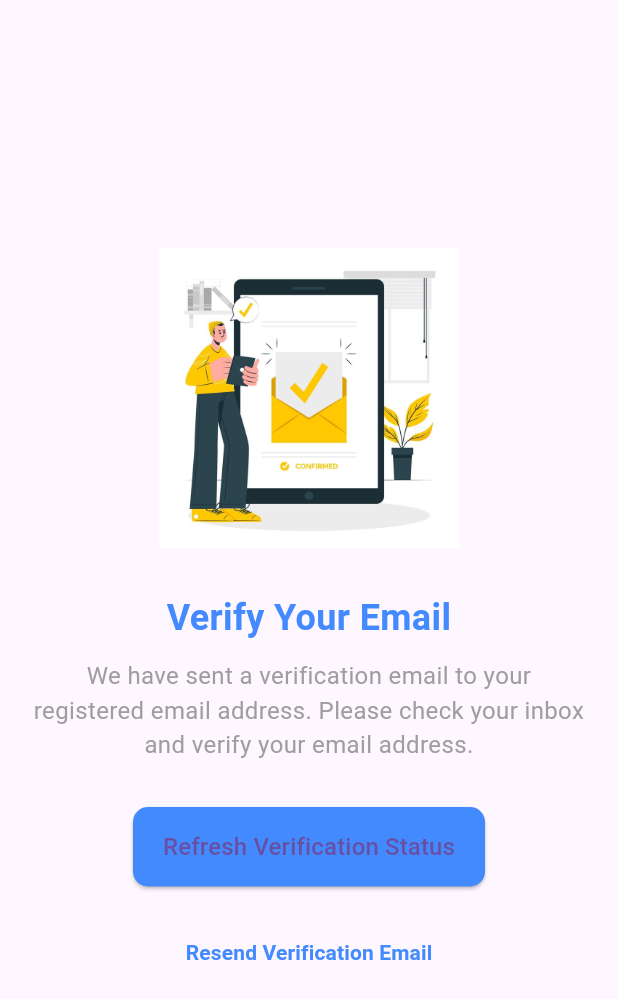
After one commit to xeek-yousafzai7/Watchful_Eye-Google_SC, a Flutter app: the VerifyEmailScreen screen opened by its route, on a phone screen of 412 x 824 dp. The commit adds this screen. Shown: the top 999 px of the screen. Run offline on Flutter 3.47's test engine with Material 3 defaults, Android fonts, the phone set to English and light mode, and no system bars; our stand-ins replace cloud_firestore, device_info_plus, firebase_auth, firebase_core, font_awesome_flutter, geolocator and 1 more; accounts and stored records are empty.

Commit message:
Add route names for navigation in screens and update AndroidManifest.xml

```diff
--- a/lib/all_childs_screen.dart
+++ b/lib/all_childs_screen.dart
@@ -7,6 +7,8 @@ import 'package:watchful_eye/extensions/context_extensions.dart';
 
 class AllChildsScreen extends StatelessWidget {
   const AllChildsScreen({super.key});
+
+  static const routeName = "/all-childs";
 
   @override
   Widget build(BuildContext context) {
--- a/lib/child_form_screen.dart
+++ b/lib/child_form_screen.dart
@@ -4,6 +4,8 @@ import 'package:watchful_eye/services/firestore_services.dart';
 
 class ChildFormScreen extends StatefulWidget {
   const ChildFormScreen({super.key});
+
+  static const routeName = "/child-form";
 
   @override
   State<ChildFormScreen> createState() => _ChildFormScreenState();
--- a/lib/parent_zone_screen.dart
+++ b/lib/parent_zone_screen.dart
@@ -6,6 +6,8 @@ import 'package:watchful_eye/watching_child_screen.dart';
 
 class ParentZoneScren extends StatelessWidget {
   const ParentZoneScren({super.key});
+
+  static const routeName = "/parent-zone";
 
   @override
   Widget build(BuildContext context) {
--- /dev/null
+++ b/lib/verify_email_screen.dart
@@ -0,0 +1,161 @@
+import 'package:firebase_auth/firebase_auth.dart';
+import 'package:flutter/material.dart';
+import 'package:watchful_eye/extensions/context_extensions.dart';
+import 'package:watchful_eye/parent_zone_screen.dart';
+
+class VerifyEmailScreen extends StatefulWidget {
+  static String routeName = "/verify-email";
+
+  const VerifyEmailScreen({super.key});
+
+  @override
+  State<VerifyEmailScreen> createState() => _VerifyEmailScreenState();
+}
+
+class _VerifyEmailScreenState extends State<VerifyEmailScreen> {
+  bool isVerified = false;
+  User? currentUser;
+  bool isLoading = false;
+
+  @override
+  void initState() {
+    super.initState();
+    currentUser = FirebaseAuth.instance.currentUser;
+    if (!currentUser!.emailVerified) {
+      currentUser!.sendEmailVerification();
+    }
+    checkEmailVerification();
+  }
+
+  void checkEmailVerification() async {
+    const int maxDuration = 180; // 3 minutes
+    int elapsed = 0;
+
+    while (!isVerified && elapsed < maxDuration) {
+      await Future.delayed(const Duration(seconds: 3));
+      elapsed += 3;
+
+      await currentUser?.reload();
+      currentUser = FirebaseAuth.instance.currentUser;
+
+      setState(() {
+        isVerified = currentUser?.emailVerified ?? false;
+      });
+
+      if (isVerified) {
+        Navigator.of(context).pushReplacementNamed(ParentZoneScren.routeName);
+        break;
+      }
+    }
+
+    if (!isVerified) {
+      context.showSnackBar(
+        "Email verification timeout. Please reopen the app.",
+      );
+    }
+  }
+
+  void refreshVerificationStatus() async {
+    setState(() {
+      isLoading = true;
+    });
+
+    await currentUser?.reload();
+    currentUser = FirebaseAuth.instance.currentUser;
+
+    setState(() {
+      isVerified = currentUser?.emailVerified ?? false;
+      isLoading = false;
+    });
+
+    if (isVerified) {
+      Navigator.of(context).pushReplacementNamed(ParentZoneScren.routeName);
+    } else {
+      context.showSnackBar("Email is not verified yet.");
+    }
+  }
+
+  @override
+  Widget build(BuildContext context) {
+    return Scaffold(
+      body: SafeArea(
+        child: Center(
+          child: Padding(
+            padding: const EdgeInsets.symmetric(horizontal: 20.0),
+            child: Column(
+              mainAxisAlignment: MainAxisAlignment.center,
+              crossAxisAlignment: CrossAxisAlignment.center,
+              children: [
+                Image.asset(
+                  "assets/images/email.jpg",
+                  height: 200,
+                  fit: BoxFit.cover,
+                ),
+                const SizedBox(height: 30),
+                const Text(
+                  "Verify Your Email",
+                  style: TextStyle(
+                    fontSize: 24,
+                    fontWeight: FontWeight.bold,
+                    color: Colors.blueAccent,
+                  ),
+                  textAlign: TextAlign.center,
+                ),
+                const SizedBox(height: 10),
+                const Text(
+                  "We have sent a verification email to your registered email address. Please check your inbox and verify your email address.",
+                  style: TextStyle(
+                    fontSize: 16,
+                    color: Colors.grey,
+                  ),
+                  textAlign: TextAlign.center,
+                ),
+                const SizedBox(height: 30),
+                ElevatedButton(
+                  onPressed: isLoading ? null : refreshVerificationStatus,
+                  style: ElevatedButton.styleFrom(
+                    backgroundColor: Colors.blueAccent,
+                    padding: const EdgeInsets.symmetric(
+                      vertical: 15,
+                      horizontal: 20,
+                    ),
+                    shape: RoundedRectangleBorder(
+                      borderRadius: BorderRadius.circular(10),
+                    ),
+                  ),
+                  child: isLoading
+                      ? const SizedBox(
+                          height: 20,
+                          width: 20,
+                          child: CircularProgressIndicator(
+                            color: Colors.white,
+                            strokeWidth: 2,
+                          ),
+                        )
+                      : const Text(
+                          "Refresh Verification Status",
+                          style: TextStyle(fontSize: 16),
+                        ),
+                ),
+                const SizedBox(height: 20),
+                TextButton(
+                  onPressed: () async {
+                    await currentUser?.sendEmailVerification();
+                    context.showSnackBar("Verification email resent!");
+                  },
+                  child: const Text(
+                    "Resend Verification Email",
+                    style: TextStyle(
+                      color: Colors.blueAccent,
+                      fontWeight: FontWeight.bold,
+                    ),
+                  ),
+                ),
+              ],
+            ),
+          ),
+        ),
+      ),
+    );
+  }
+}
```
Also changed, not shown: lib/login_screen.dart (+12 -5 lines), lib/main.dart (+7 -5 lines), lib/register_screen.dart (+19 -11 lines), assets/images/email.jpg (added), 1 other file.
